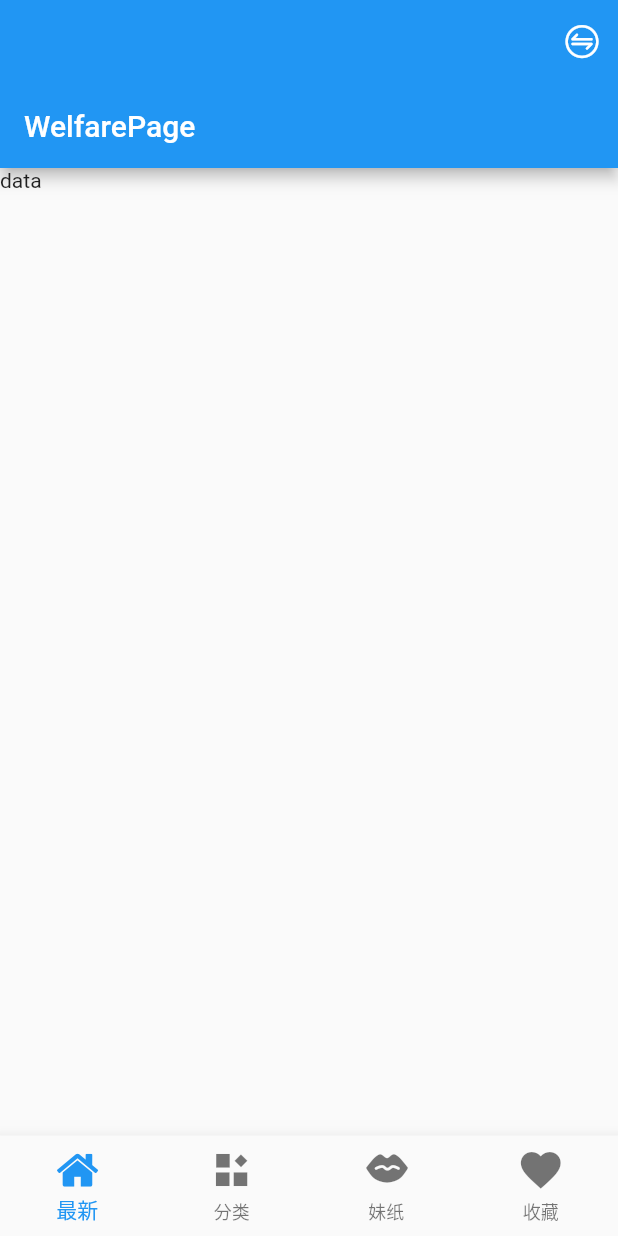
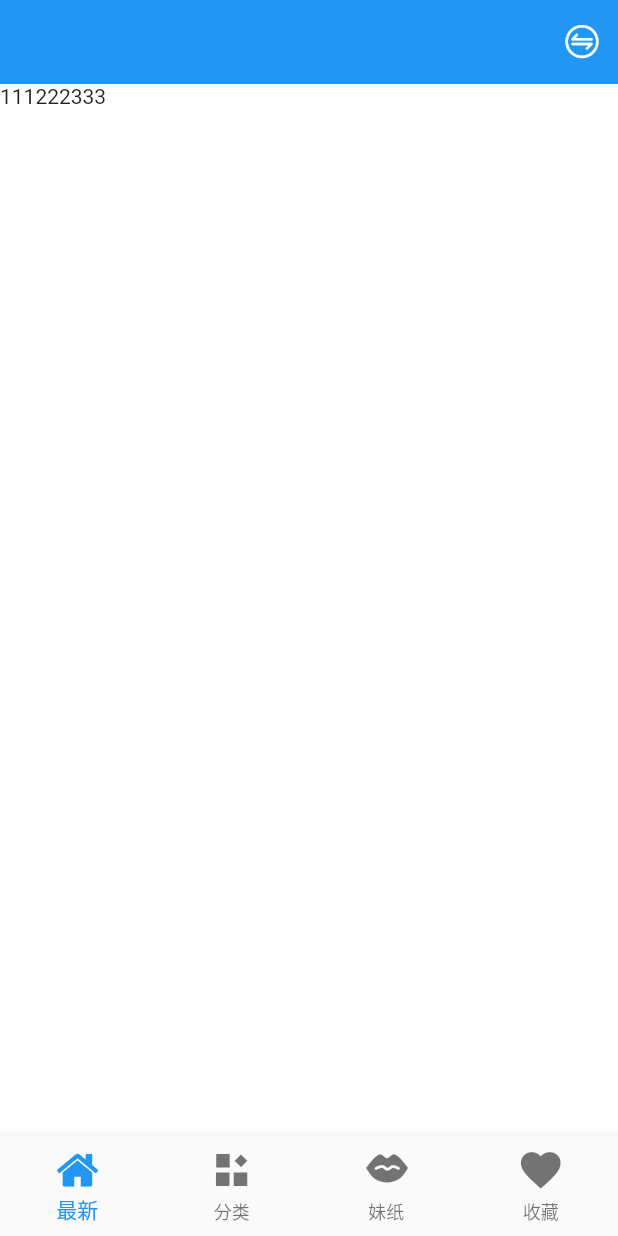
Before and after one commit to aichiko0225/flutter_gank, a Flutter app: the screen it shows after launch, swiped to page 3, on a phone screen of 412 x 824 dp. Run offline on Flutter 3.47's test engine with Material 2 defaults, Android fonts, the phone set to English and light mode, and no system bars; our stand-ins replace event_bus.

Commit message:
home && welfare

```diff
--- /dev/null
+++ b/lib/common/event/common_event.dart
@@ -0,0 +1,8 @@
+
+
+///根据日期更新首页数据
+class RefreshNewPageEvent {
+  String date;
+
+  RefreshNewPageEvent(this.date);
+}
--- /dev/null
+++ b/lib/common/manager/app_manager.dart
@@ -0,0 +1,11 @@
+import 'package:flutter/cupertino.dart';
+import 'dart:io';
+import 'package:event_bus/event_bus.dart';
+
+class AppManager {
+  static EventBus eventBus = EventBus();
+  static initApp(BuildContext context) async {
+
+  }
+
+}
--- a/lib/main.dart
+++ b/lib/main.dart
@@ -1,5 +1,9 @@
 import 'package:flutter/material.dart';
+import 'package:flutter_gank/pages/page_category.dart';
+import 'package:flutter_gank/pages/page_favorite.dart';
 import 'package:flutter_gank/pages/page_home.dart';
+import 'package:flutter_gank/pages/page_new.dart';
+import 'package:flutter_gank/pages/page_welfare.dart';
 
 void main() => runApp(GankApp());
 
@@ -13,10 +17,10 @@ class GankApp extends StatelessWidget {
       theme: ThemeData(primarySwatch: Colors.blue),
       routes: {
         HomePage.ROUTER_NAME: (context) => HomePage(),
-        '1': (context) => MyHomePage(title: '小小的测试一波'),
-        '2': (context) => MyHomePage(title: '小小的测试一波'),
-        '3': (context) => MyHomePage(title: '小小的测试一波'),
-        '4': (context) => MyHomePage(title: '小小的测试一波'),
+        CategoryPage.ROUTER_NAME: (context) => CategoryPage(),
+        FavoritePage.ROUTER_NAME: (context) => FavoritePage(),
+        WelfarePage.ROUTER_NAME: (context) => WelfarePage(),
+        NewPage.ROUTER_NAME: (context) => NewPage(),
       },
       home: HomePage(),
     );
--- a/lib/pages/page_category.dart
+++ b/lib/pages/page_category.dart
@@ -2,11 +2,13 @@ import 'package:flutter/cupertino.dart';
 import 'package:flutter/material.dart';
 
 class CategoryPage extends StatelessWidget {
+  static const String ROUTER_NAME = 'CategoryPage';
+
   @override
   Widget build(BuildContext context) {
     // TODO: implement build
     return Scaffold(
-      appBar: AppBar(title: Text('CategoryPage'),),
+      // appBar: AppBar(title: Text('CategoryPage'),),
       body: Text('data'),
     );
   }
--- a/lib/pages/page_favorite.dart
+++ b/lib/pages/page_favorite.dart
@@ -2,11 +2,12 @@ import 'package:flutter/cupertino.dart';
 import 'package:flutter/material.dart';
 
 class FavoritePage extends StatelessWidget {
+  static const String ROUTER_NAME = 'FavoritePage';
   @override
   Widget build(BuildContext context) {
     // TODO: implement build
     return Scaffold(
-      appBar: AppBar(title: Text('FavoritePage'),),
+      // appBar: AppBar(title: Text('FavoritePage'),),
       body: Text('data'),
     );
   }
--- a/lib/pages/page_home.dart
+++ b/lib/pages/page_home.dart
@@ -1,4 +1,6 @@
 import 'package:flutter/material.dart';
+import 'package:flutter_gank/common/event/common_event.dart';
+import 'package:flutter_gank/common/manager/app_manager.dart';
 import 'package:flutter_gank/pages/page_category.dart';
 import 'package:flutter_gank/pages/page_favorite.dart';
 import 'package:flutter_gank/pages/page_new.dart';
@@ -8,7 +10,7 @@ import 'package:flutter_gank/views/widgets/widget_icon_font.dart';
 
 class HomePage extends StatefulWidget {
 
-  static const String ROUTER_NAME = '';
+  static const String ROUTER_NAME = 'HomePage';
 
   @override
   State<StatefulWidget> createState() {
@@ -27,6 +29,7 @@ class _HomePageState extends State<HomePage> {
     // TODO: implement initState
     super.initState();
     _pageController = PageController(initialPage: 0);
+    _registerEventListener();
   }
 
   @override
@@ -56,6 +59,18 @@ class _HomePageState extends State<HomePage> {
         )
       ],
     );
+  }
+
+
+  ///注册事件监听器
+  void _registerEventListener() {
+    AppManager.eventBus.on<RefreshNewPageEvent>().listen((event) {
+      if (mounted) {
+        setState(() {
+          _currentDate = event.date;
+        });
+      }
+    });
   }
   ///build AppBar.
   Widget _buildAppBar() {
--- a/lib/pages/page_new.dart
+++ b/lib/pages/page_new.dart
@@ -2,11 +2,12 @@ import 'package:flutter/cupertino.dart';
 import 'package:flutter/material.dart';
 
 class NewPage extends StatelessWidget {
+  static const String ROUTER_NAME = 'NewPage';
   @override
   Widget build(BuildContext context) {
     // TODO: implement build
     return Scaffold(
-      appBar: AppBar(title: Text('NewPage'),),
+      // appBar: AppBar(title: Text('NewPage'),),
       body: Text('data'),
     );
   }
--- a/lib/pages/page_welfare.dart
+++ b/lib/pages/page_welfare.dart
@@ -1,14 +1,54 @@
 import 'package:flutter/cupertino.dart';
 import 'package:flutter/material.dart';
 
-class WelfarePage extends StatelessWidget {
+/// 妹子
+class WelfarePage extends StatefulWidget {
+  static const String ROUTER_NAME = 'WelfarePage';
+
+  @override
+  State<StatefulWidget> createState() {
+    // TODO: implement createState
+    return _WelfarePageState();
+  }
+}
+
+
+class _WelfarePageState extends State<WelfarePage> {
+
+  bool _isLoading = true;
+  int _page = 1;
+  List _gankItems = [];
+  bool isOneColumn = true;
+  // RefreshController _refreshController;
+
+
+
+  @override
+  void initState() {
+    // TODO: implement initState
+    super.initState();
+    _getCategoryData();
+  }
+
   @override
   Widget build(BuildContext context) {
     // TODO: implement build
-    return Scaffold(
-      appBar: AppBar(title: Text('WelfarePage'),),
-      body: Text('data'),
+    return Container(
+      color: Colors.white,
+      child: Stack(
+        children: <Widget>[
+          Row(children: <Widget>[
+            Text('111'),
+            Text('222'),
+            Text('333'),
+          ],)
+        ],
+      ),
     );
   }
 
+  void _getCategoryData() {
+
+  }
+
 }
--- a/pubspec.yaml
+++ b/pubspec.yaml
@@ -23,6 +23,7 @@ dependencies:
   # The following adds the Cupertino Icons font to your application.
   # Use with the CupertinoIcons class for iOS style icons.
   cupertino_icons: ^0.1.2
+  event_bus: ^1.0.1
 
 dev_dependencies:
   flutter_test:
```
